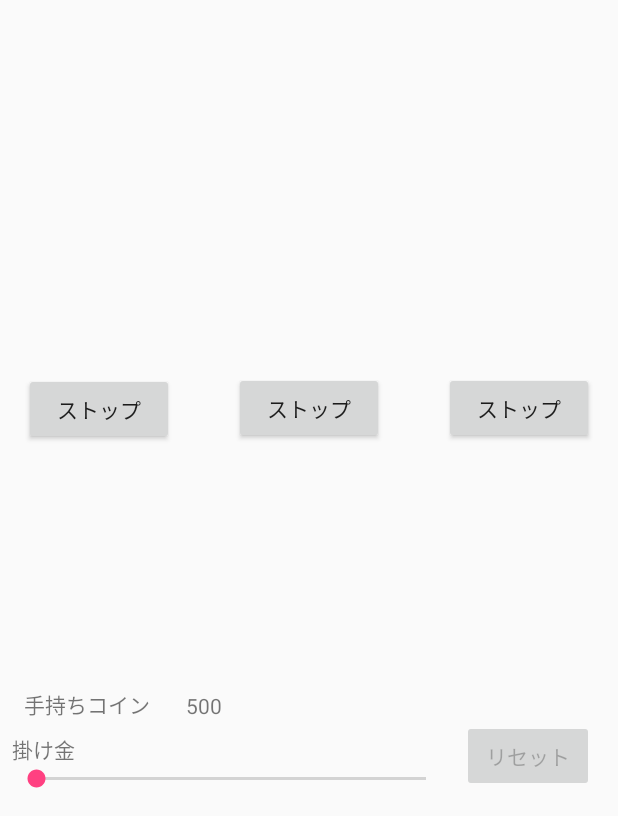
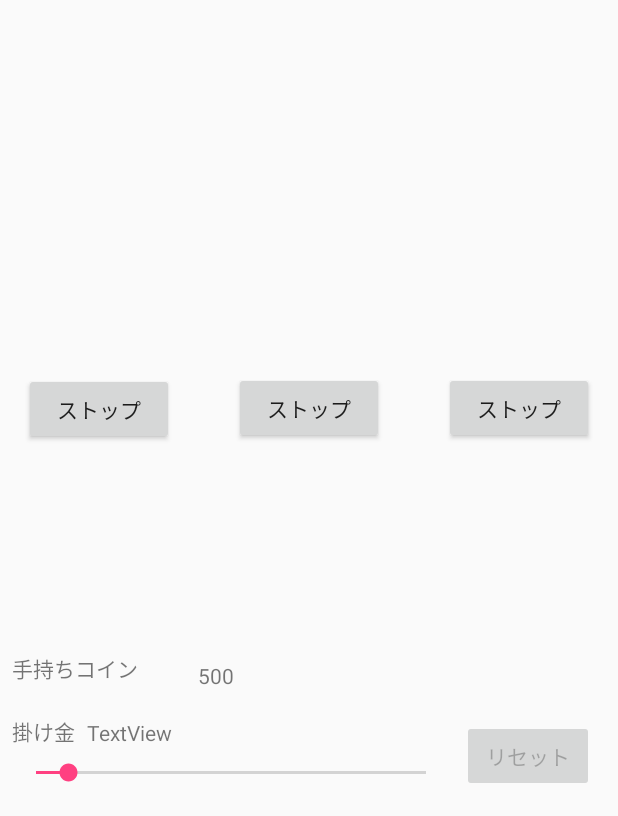
Before and after one commit to Bluewind12/slotGameApp, an Android app: the gameActivity screen opened directly, with no data from a screen before it, on a phone screen of 412 x 824 dp, the part 420-1236 px from its top. Run offline under Robolectric (Android 15) with nearby library versions, the phone set to English and light mode, and no system bars.

Commit message:
betCoinSystem_end

```diff
--- a/app/src/main/java/com/example/momoproject/slotgameapp/gameActivity.kt
+++ b/app/src/main/java/com/example/momoproject/slotgameapp/gameActivity.kt
@@ -6,6 +6,7 @@ import android.os.Bundle
 import android.support.v7.app.AppCompatActivity
 import android.widget.Button
 import android.widget.ImageView
+import android.widget.SeekBar
 import android.widget.TextView
 import java.util.*
 
@@ -20,6 +21,8 @@ class gameActivity : AppCompatActivity() {
     private lateinit var resetButton: Button
     private lateinit var resultText: TextView
     private lateinit var coinText: TextView
+    private lateinit var betCoinText: TextView
+    private lateinit var seekBar: SeekBar
     //イメージデータ配列
     val imageData = listOf(R.drawable.irasuto1, R.drawable.irasuto2, R.drawable.irasuto3, R.drawable.irasuto4, R.drawable.irasuto5)
     //ランダム用
@@ -48,6 +51,7 @@ class gameActivity : AppCompatActivity() {
         //TODO　掛け金、コインの設定
         init()
         startSet()
+        //ボタンの動作
         stopButton1.setOnClickListener {
             leftNum = random.nextInt(imageSelectNum)
             leftImage.setImageResource(imageData[leftNum])
@@ -66,12 +70,12 @@ class gameActivity : AppCompatActivity() {
             stopButton3.isEnabled = false
             checkSlot()
         }
-
         //リセットボタン時の動作
         resetButton.setOnClickListener {
             stopButton1.isEnabled = true
             stopButton2.isEnabled = true
             stopButton3.isEnabled = true
+            seekBar.isEnabled = true
 
             leftNum = 99
             centerNum = 99
@@ -83,6 +87,24 @@ class gameActivity : AppCompatActivity() {
             resultText.text = ""
             resetButton.isEnabled = false
         }
+
+        //シークバーの動作
+        seekBar.setOnSeekBarChangeListener(
+                object : SeekBar.OnSeekBarChangeListener {
+                    override fun onProgressChanged(seekBar: SeekBar, progress: Int, fromUser: Boolean) {
+                        //ツマミがドラッグされると呼ばれる
+                        betCoinText.text = getString(R.string.have_coin, progress + 10)
+                    }
+
+                    override fun onStartTrackingTouch(seekBar: SeekBar) {
+                        // ツマミがタッチされた時に呼ばれる
+                    }
+
+                    override fun onStopTrackingTouch(seekBar: SeekBar) {
+                        // ツマミがリリースされた時に呼ばれる
+                    }
+                }
+        )
 
     }
 
@@ -96,6 +118,8 @@ class gameActivity : AppCompatActivity() {
         resetButton = findViewById(R.id.resetButton)
         resultText = findViewById(R.id.resultText)
         coinText = findViewById(R.id.coinText)
+        betCoinText = findViewById(R.id.betCoinText)
+        seekBar = findViewById(R.id.betCoinBer)
         data = getSharedPreferences("MainData", Context.MODE_PRIVATE)
         editor = data.edit()
     }
@@ -108,12 +132,15 @@ class gameActivity : AppCompatActivity() {
         resetButton.isEnabled = false
         coinText.text = coin.toString()
 
+        seekBar.progress = 40
+        seekBar.max = 490
+
     }
 
     private fun checkSlot() {
         if (leftNum == centerNum && leftNum == rightNum) {
             //数値処理
-            coin += 50
+            coin += (seekBar.progress+10)*5
             playCount++
             winCount++
             editor.putInt("coin", coin)
@@ -126,7 +153,7 @@ class gameActivity : AppCompatActivity() {
             resetButton.isEnabled = true
         } else if (!stopButton1.isEnabled && !stopButton2.isEnabled && !stopButton3.isEnabled) {
             //数値処理
-            coin -= 10
+            coin -= seekBar.progress+10
             playCount++
             editor.putInt("coin", coin)
             editor.putInt("play", playCount)
@@ -136,5 +163,7 @@ class gameActivity : AppCompatActivity() {
             coinText.text = coin.toString()
             resetButton.isEnabled = true
         }
+        //掛け金変更の停止
+        seekBar.isEnabled = false
     }
 }
--- a/app/src/main/res/layout/game.xml
+++ b/app/src/main/res/layout/game.xml
@@ -105,8 +105,8 @@
         android:id="@+id/textView2"
         android:layout_width="wrap_content"
         android:layout_height="wrap_content"
-        android:layout_marginBottom="64dp"
-        android:layout_marginStart="16dp"
+        android:layout_marginBottom="88dp"
+        android:layout_marginStart="8dp"
         android:text="@string/coin"
         app:layout_constraintBottom_toBottomOf="parent"
         app:layout_constraintStart_toStartOf="parent" />
@@ -115,16 +115,16 @@
         android:id="@+id/coinText"
         android:layout_width="wrap_content"
         android:layout_height="wrap_content"
-        android:layout_marginBottom="64dp"
-        android:layout_marginStart="24dp"
+        android:layout_marginBottom="84dp"
+        android:layout_marginStart="40dp"
         app:layout_constraintBottom_toBottomOf="parent"
         app:layout_constraintStart_toEndOf="@+id/textView2" />
 
     <SeekBar
-        android:id="@+id/seekBar"
+        android:id="@+id/betCoinBer"
         android:layout_width="0dp"
         android:layout_height="18dp"
-        android:layout_marginBottom="16dp"
+        android:layout_marginBottom="20dp"
         android:layout_marginEnd="8dp"
         android:layout_marginStart="8dp"
         app:layout_constraintBottom_toBottomOf="parent"
@@ -136,9 +136,20 @@
         android:id="@+id/textView5"
         android:layout_width="wrap_content"
         android:layout_height="wrap_content"
+        android:layout_marginBottom="8dp"
         android:layout_marginStart="8dp"
         android:text="掛け金"
-        app:layout_constraintBottom_toTopOf="@+id/seekBar"
+        app:layout_constraintBottom_toTopOf="@+id/betCoinBer"
         app:layout_constraintStart_toStartOf="parent" />
 
+    <TextView
+        android:id="@+id/betCoinText"
+        android:layout_width="wrap_content"
+        android:layout_height="wrap_content"
+        android:layout_marginBottom="8dp"
+        android:layout_marginStart="8dp"
+        android:text="TextView"
+        app:layout_constraintBottom_toTopOf="@+id/betCoinBer"
+        app:layout_constraintStart_toEndOf="@+id/textView5" />
+
 </android.support.constraint.ConstraintLayout>
```
Also changed, not shown: app/src/main/res/drawable/irasuto1.png (added), app/src/main/res/drawable/irasuto2.png (added), app/src/main/res/drawable/irasuto3.png (added), app/src/main/res/drawable/irasuto4.png (added), app/src/main/res/drawable/irasuto5.png (added).
